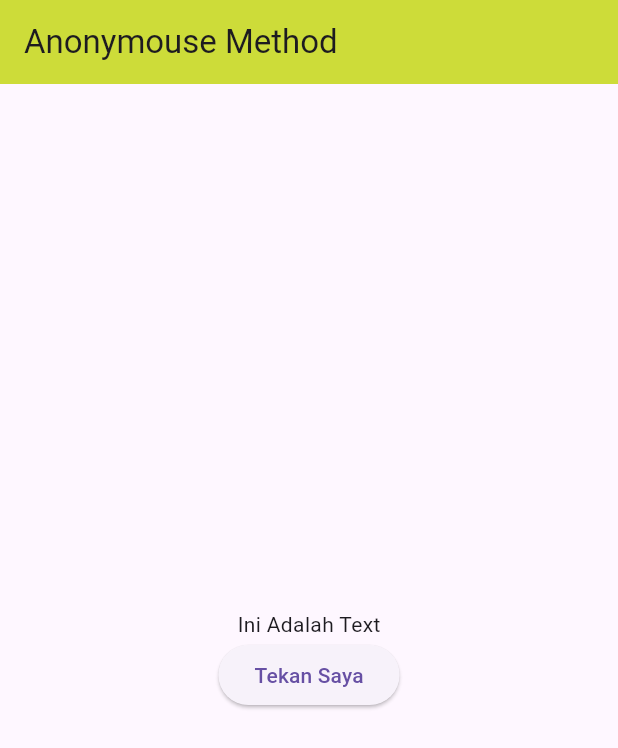
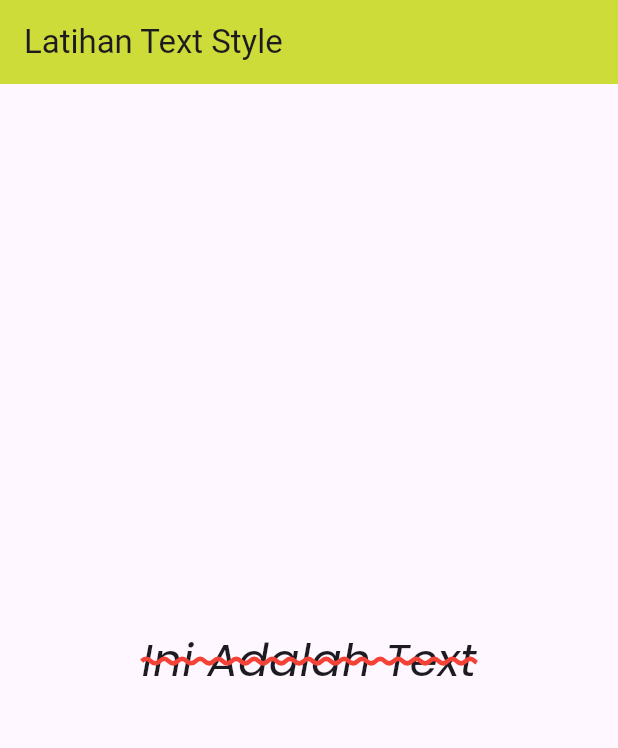
Before and after one commit to yabsiraditya/learn-flutter, a Flutter app: the screen it shows after launch, on a phone screen of 412 x 824 dp. Shown: the top 748 px of the screen. Run offline on Flutter 3.47's test engine with Material 3 defaults, Android fonts, the phone set to English and light mode, and no system bars.

Commit message:
day 3 learn-flutter Text Style

```diff
--- a/lib/main.dart
+++ b/lib/main.dart
@@ -23,22 +23,20 @@ class _MyAppState extends State<MyApp> {
     return MaterialApp(
       home: Scaffold(
         appBar: AppBar(
-          title: Text("Anonymouse Method"),
+          title: Text("Latihan Text Style"),
           backgroundColor: Colors.lime,
         ),
         body: Center(
-          child: Column(
-            mainAxisAlignment: MainAxisAlignment.center,
-            children: <Widget>[
-              Text(message),
-              ElevatedButton(
-                  onPressed: () {
-                    setState(() {
-                      message = "Tombol sudah ditekan";
-                    });
-                  },
-                  child: Text("Tekan Saya"))
-            ],
+          child: Text(
+            "Ini Adalah Text",
+            style: TextStyle(
+                fontFamily: "Poppins",
+                fontStyle: FontStyle.italic,
+                fontSize: 30,
+                decoration: TextDecoration.lineThrough,
+                decorationColor: Colors.red,
+                decorationThickness: 2,
+                decorationStyle: TextDecorationStyle.wavy),
           ),
         ),
       ),
```
Also changed, not shown: pubspec.yaml (+6 -6 lines), fonts/Poppins-Italic.ttf (added), fonts/Poppins-Regular.ttf (added).
